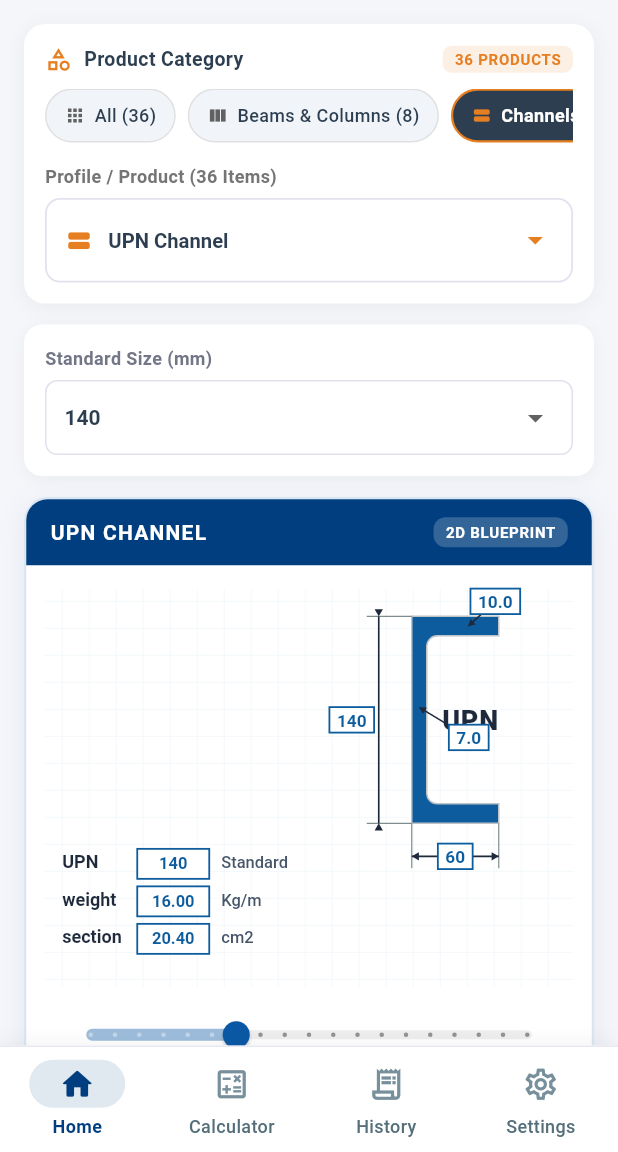
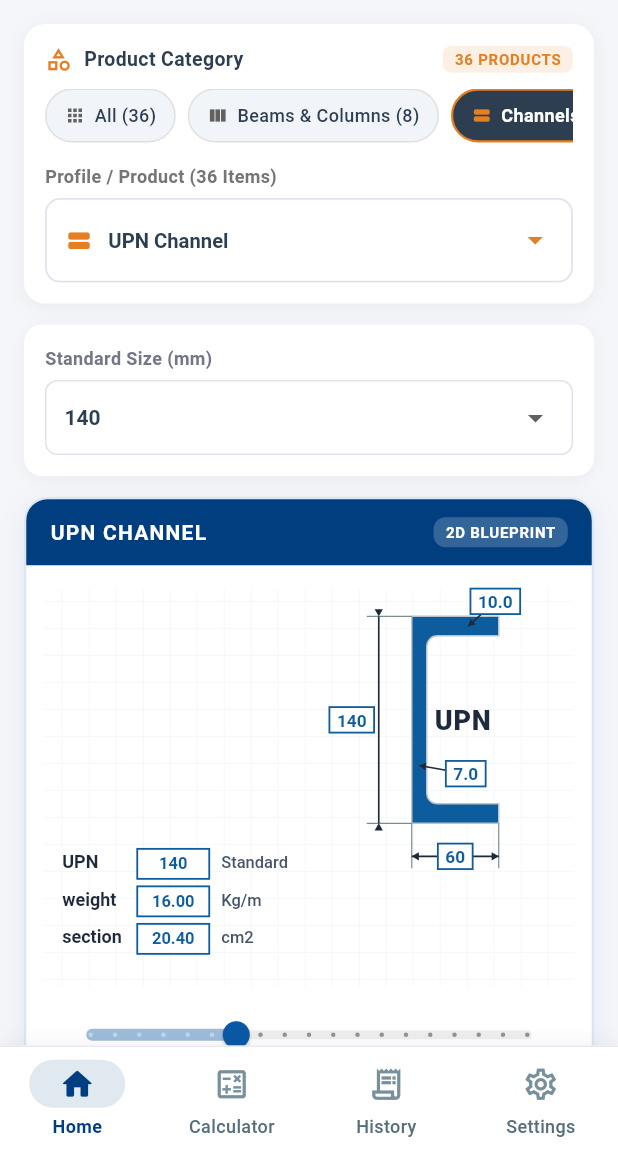
Before and after one commit to thasni-582/metal-weight-app, a Flutter app: the screen it shows after launch, after a tap on "Beams & Columns (8)", after a tap on "Channels (3)", on a phone screen of 412 x 824 dp, the part 84-1236 px from its top. Run offline on Flutter 3.47's test engine with Material 3 defaults, Android fonts, the phone set to English and light mode, and no system bars; our stand-ins replace hive_flutter, pdf, printing, share_plus, shared_preferences; accounts and stored records are empty.

Commit message:
Fix Channel 2D blueprint web thickness badge overlap and adjust IPE-AA pocket label in PDF blueprint

```diff
--- a/lib/screens/home/widgets/section_diagram_2d.dart
+++ b/lib/screens/home/widgets/section_diagram_2d.dart
@@ -1011,7 +1011,7 @@ class Section2DPainter extends CustomPainter {
         ..strokeWidth = 1.0,
     );
 
-    // Profile designation text (e.g. "UPN")
+    // Profile designation text (e.g. "UPN", "UPE", "JIS")
     final String profileLabel = data.variantTag.isNotEmpty ? data.variantTag : 'UPN';
     final TextPainter lp = TextPainter(
       text: TextSpan(
@@ -1025,7 +1025,10 @@ class Section2DPainter extends CustomPainter {
       ),
       textDirection: TextDirection.ltr,
     )..layout();
-    lp.paint(canvas, Offset(startX + tw + 10.0, topY + (h - lp.height) / 2));
+    final double pocketW = b - tw;
+    final double labelX = startX + tw + (pocketW - lp.width) / 2;
+    final double labelY = topY + (h - lp.height) / 2;
+    lp.paint(canvas, Offset(labelX, labelY));
 
     // Height Dim (Left)
     final double hDimX = startX - 22.0;
@@ -1052,7 +1055,7 @@ class Section2DPainter extends CustomPainter {
     _drawArrowHead(canvas, Offset(startX + b, bDimY), math.pi, size: 5.5);
     _drawBoxedDimension(canvas, Offset(startX + b / 2, bDimY), data.widthVal.toStringAsFixed(0));
 
-    // tf & tw callouts
+    // tf & tw callouts (tw placed comfortably in lower region of pocket to prevent collision with profile label)
     _drawCalloutArrow(
       canvas,
       Offset(startX + b * 0.65, topY + tf / 2),
@@ -1061,8 +1064,8 @@ class Section2DPainter extends CustomPainter {
     );
     _drawCalloutArrow(
       canvas,
-      Offset(startX + tw / 2, topY + h * 0.44),
-      Offset(startX + tw + 28.0, topY + h * 0.44 + 20.0),
+      Offset(startX + tw / 2, topY + h * 0.72),
+      Offset(startX + tw + 26.0, topY + h * 0.76),
       data.webThickVal.toStringAsFixed(1),
     );
   }
```
Also changed, not shown: lib/services/pdf_export_service.dart (+30 -15 lines), 1 other file.
